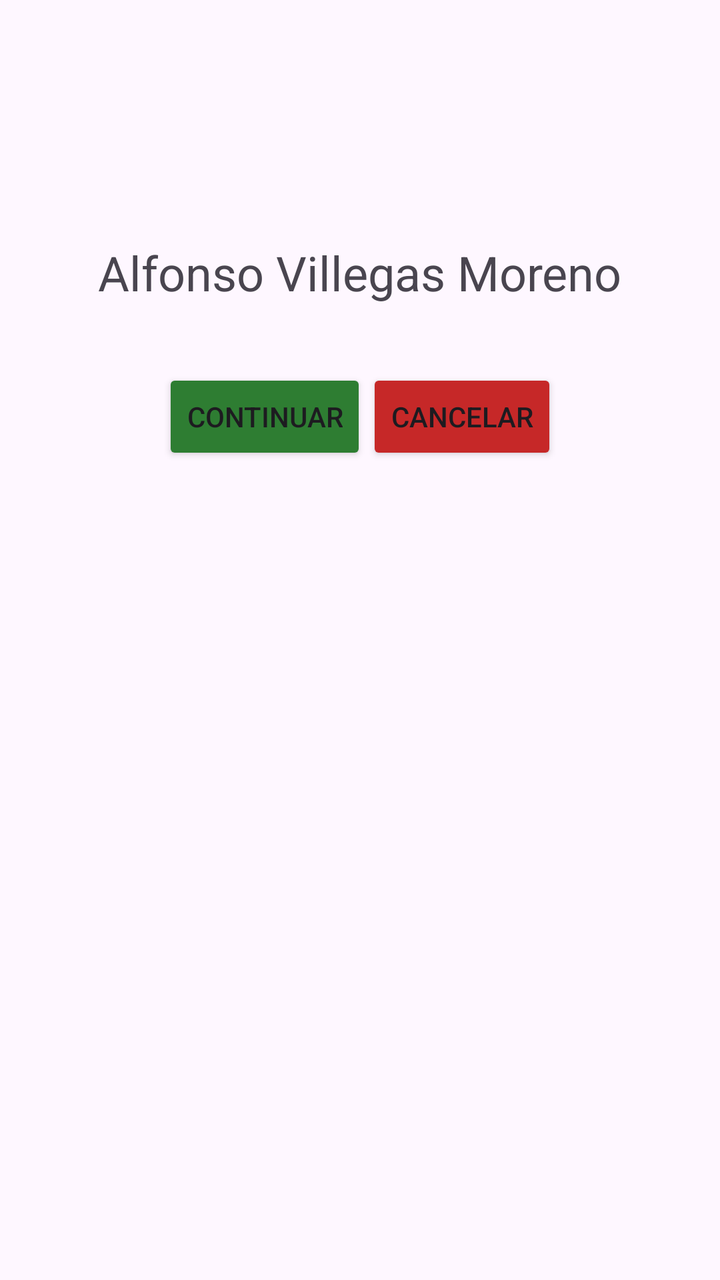
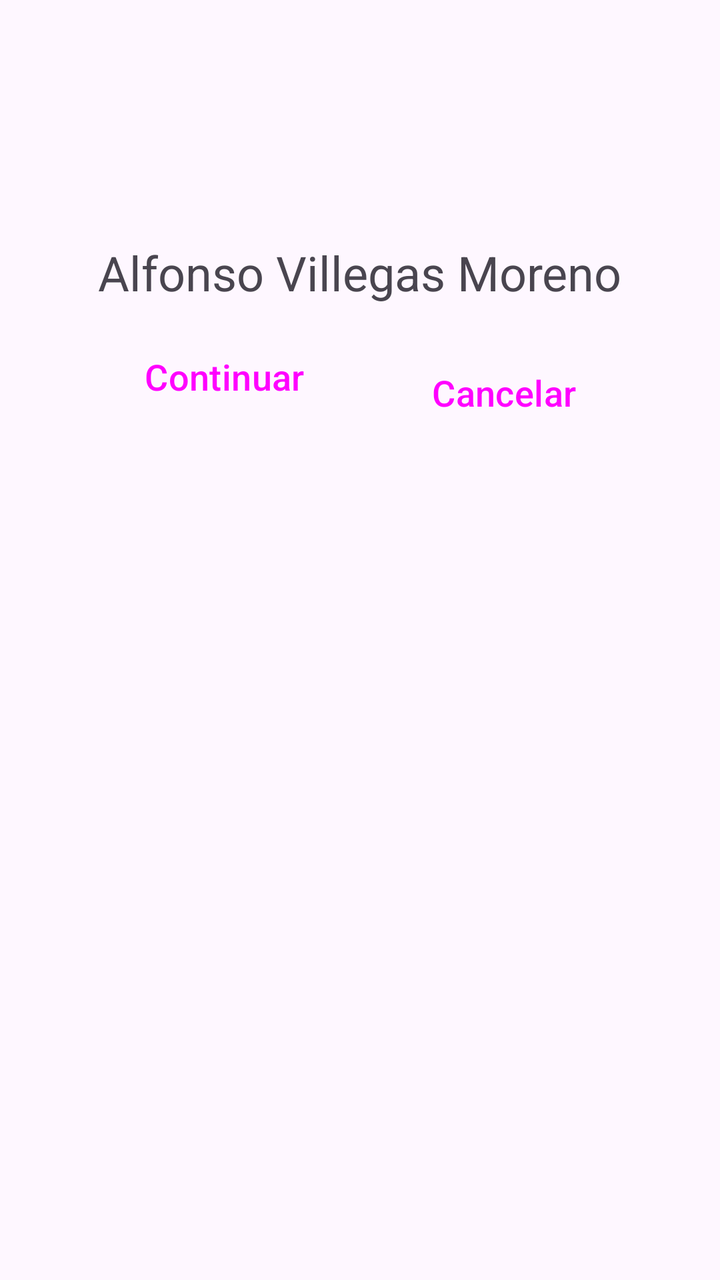

The first picture is an Android layout as it rendered before a commit; the second is the same layout after the commit. The layout source and the unified diff follow.
<!-- AndroidManifest.xml: application theme Theme.ParteB -->
<!-- res/layout/activity_main.xml -->
<?xml version="1.0" encoding="utf-8"?>
<androidx.constraintlayout.widget.ConstraintLayout xmlns:android="http://schemas.android.com/apk/res/android"
    xmlns:app="http://schemas.android.com/apk/res-auto"
    xmlns:tools="http://schemas.android.com/tools"
    android:id="@+id/main"
    android:layout_width="match_parent"
    android:layout_height="match_parent"
    tools:context=".MainActivity">

    <TextView
        android:id="@+id/tvNombre"
        android:layout_width="wrap_content"
        android:layout_height="wrap_content"
        android:layout_marginTop="120dp"
        android:text="@string/nombre_completo"
        android:textSize="24sp"
        app:layout_constraintEnd_toEndOf="parent"
        app:layout_constraintStart_toStartOf="parent"
        app:layout_constraintTop_toTopOf="parent" />

    <Button
        android:id="@+id/btnContinuar"
        android:layout_width="wrap_content"
        android:layout_height="wrap_content"
        android:layout_marginTop="32dp"
        android:text="@string/boton_continuar"
        app:backgroundTint="@color/verde_continuar"
        app:layout_constraintEnd_toStartOf="@id/btnCancelar"
        app:layout_constraintHorizontal_chainStyle="packed"
        app:layout_constraintStart_toStartOf="parent"
        app:layout_constraintTop_toBottomOf="@id/tvNombre" />

    <Button
        android:id="@+id/btnCancelar"
        android:layout_width="wrap_content"
        android:layout_height="wrap_content"
        android:text="@string/boton_cancelar"
        app:backgroundTint="@color/rojo_cancelar"
        app:layout_constraintEnd_toEndOf="parent"
        app:layout_constraintStart_toEndOf="@id/btnContinuar"
        app:layout_constraintTop_toTopOf="@id/btnContinuar" />

</androidx.constraintlayout.widget.ConstraintLayout>
<!-- resources referenced by this layout -->
<resources>
  <color name="rojo_cancelar">#C62828</color>
  <color name="verde_continuar">#2E7D32</color>
  <string name="boton_cancelar">Cancelar</string>
  <string name="boton_continuar">Continuar</string>
  <string name="nombre_completo">Alfonso Villegas Moreno</string>
  <style name="Theme.ParteB" parent="Base.Theme.ParteB" />
  <style name="Base.Theme.ParteB" parent="Theme.Material3.DayNight.NoActionBar">
          
          
      </style>
</resources>

<!-- the commit's change to res/layout/activity_main.xml (unified diff, before → after) -->
@@ -20,6 +20,7 @@
 
     <Button
         android:id="@+id/btnContinuar"
+        style="@style/BotonTarea"
         android:layout_width="wrap_content"
         android:layout_height="wrap_content"
         android:layout_marginTop="32dp"
@@ -32,8 +33,10 @@
 
     <Button
         android:id="@+id/btnCancelar"
+        style="@style/BotonTarea"
         android:layout_width="wrap_content"
         android:layout_height="wrap_content"
+        android:layout_marginStart="16dp"
         android:text="@string/boton_cancelar"
         app:backgroundTint="@color/rojo_cancelar"
         app:layout_constraintEnd_toEndOf="parent"
<!-- resource entries referenced after the edit -->
@@ -5,6 +5,11 @@
   <string name="boton_cancelar">Cancelar</string>
   <string name="boton_continuar">Continuar</string>
   <string name="nombre_completo">Alfonso Villegas Moreno</string>
+  <style name="BotonTarea" parent="Widget.Material3.Button">
+          <item name="android:minHeight">56dp</item>
+          <item name="android:layout_margin">8dp</item>
+          <item name="android:textSize">18sp</item>
+      </style>
   <style name="Theme.ParteB" parent="Base.Theme.ParteB" />
   <style name="Base.Theme.ParteB" parent="Theme.Material3.DayNight.NoActionBar">
           
